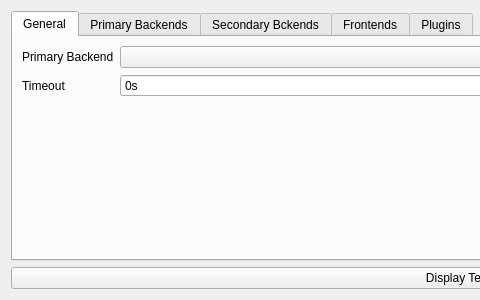
This is src/libsnore/settingsdialog.ui in baohaojun/system-config as Qt 5 draws it before an edit; both pictures show x 0 to 480 and y 0 to 300 of the 979 by 300 pixel window. The edited form follows.
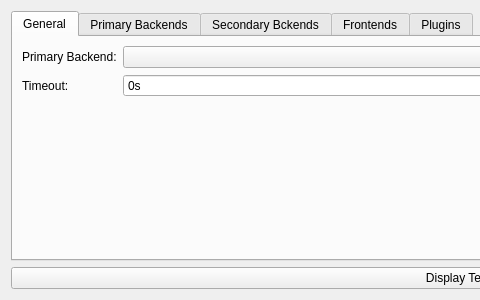
This is the edited form. Icons and pictures are not drawn.

```diff
--- a/src/libsnore/settingsdialog.ui
+++ b/src/libsnore/settingsdialog.ui
@@ -42,7 +42,7 @@
          <item row="0" column="0">
           <widget class="QLabel" name="primaryBackendLabel">
            <property name="text">
-            <string>Primary Backend</string>
+            <string>Primary Backend:</string>
            </property>
           </widget>
          </item>
@@ -52,7 +52,7 @@
          <item row="1" column="0">
           <widget class="QLabel" name="timeoutLabel">
            <property name="text">
-            <string>Timeout</string>
+            <string>Timeout:</string>
            </property>
           </widget>
          </item>
```
